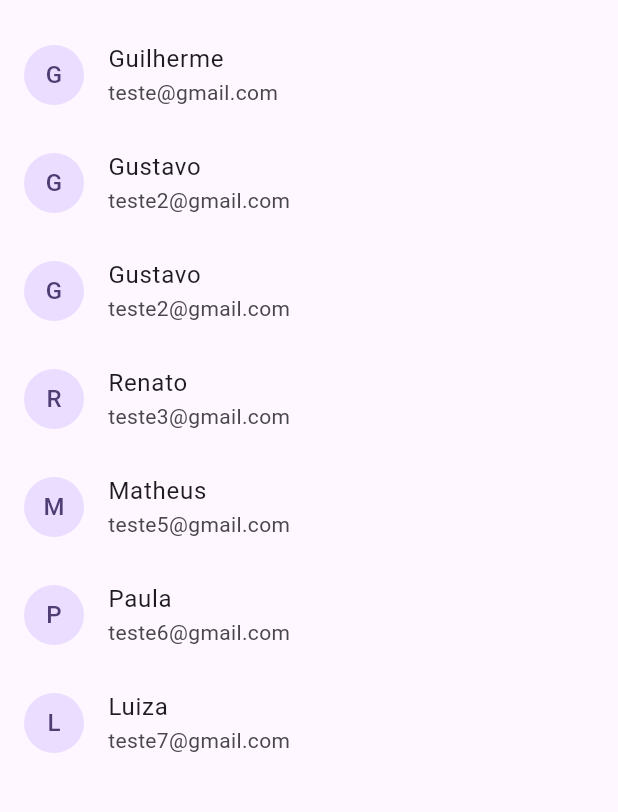
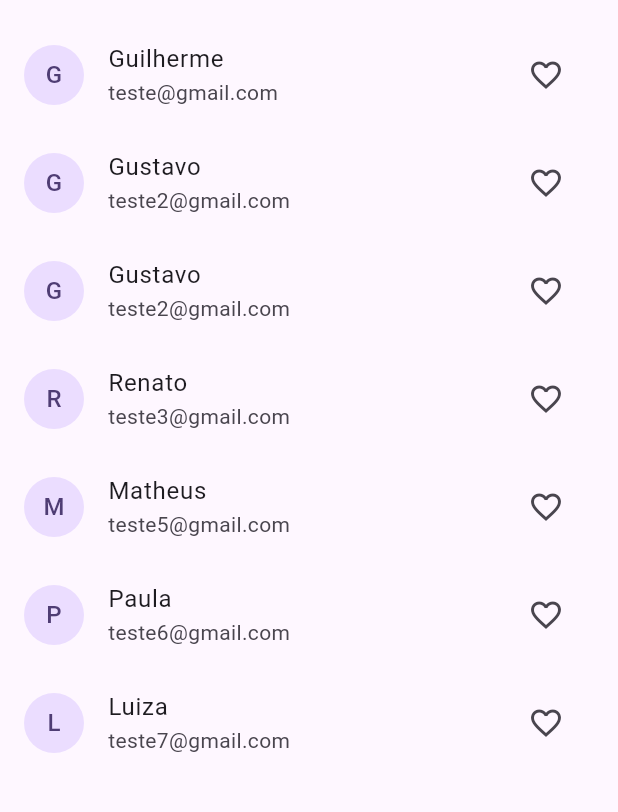
Before and after one commit to gLima02/DEV-CROSS-PLATAFORM-list-view, a Flutter app: the screen it shows after launch, on a phone screen of 412 x 824 dp, the part 63-875 px from its top. Run offline on Flutter 3.47's test engine with Material 3 defaults, Android fonts, the phone set to English and light mode, and no system bars.

Commit message:
first commit

```diff
--- a/lib/contato.dart
+++ b/lib/contato.dart
@@ -1,6 +1,7 @@
 class Contato{
   String nome;
   String email;
+  bool favorito = false;
   Contato(this.nome, this.email);
 }
 
--- a/lib/main.dart
+++ b/lib/main.dart
@@ -21,27 +21,42 @@ class MyApp extends StatelessWidget {
   }
 }
 
-class ListaPage extends StatelessWidget {
-  const ListaPage({super.key});
+
+class ListaPage extends StatefulWidget {
+  const ListaPage({Key? key}) : super(key: key);
+
+  @override
+  State<ListaPage> createState() => _ListaPageState();
+}
+
+class _ListaPageState extends State<ListaPage> {
+  List<IconData> icones = List.filled(contatos.length, Icons.favorite_border);
 
   @override
   Widget build(BuildContext context) {
     return Scaffold(
-      appBar: AppBar(title: const Text('ListView Builder'),),
+      appBar: AppBar(title: const Text('ListView Builder')),
       body: ListView.builder(
-
         itemCount: contatos.length,
-          itemBuilder: (BuildContext context, int index){
+        itemBuilder: (BuildContext context, int index) {
           return ListTile(
             leading: CircleAvatar(
               child: Text(contatos[index].nome.substring(0, 1)),
             ),
             title: Text(contatos[index].nome),
             subtitle: Text(contatos[index].email),
+            trailing: IconButton(
+              icon: Icon(icones[index]), // Usa o ícone correspondente ao estado armazenado na lista
+              onPressed: () {
+                setState(() {
+                  // Alterna entre os ícones favorito com e sem preenchimento para a linha selecionada
+                  icones[index] = (icones[index] == Icons.favorite) ? Icons.favorite_border : Icons.favorite;
+                });
+              },
+            ),
           );
         },
       ),
     );
   }
-
 }
```
Also changed, not shown: pubspec.lock, 1 other file. Lines whose indentation alone changed are shown as unchanged.
